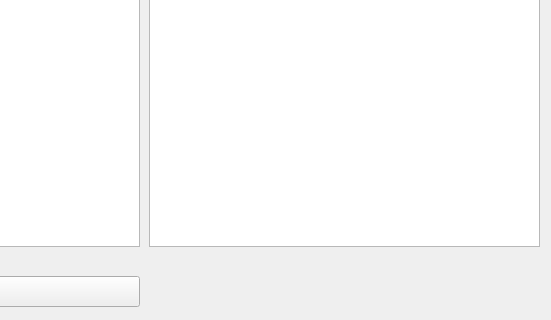
The window that Measurement_TestTask/UMeasure.ui (Unchpokable/MeasurementSim-TestTask) describes before a commit, drawn with Qt 5; both pictures show x 721 to 1272 and y 413 to 733 of the 1272 by 733 pixel window.
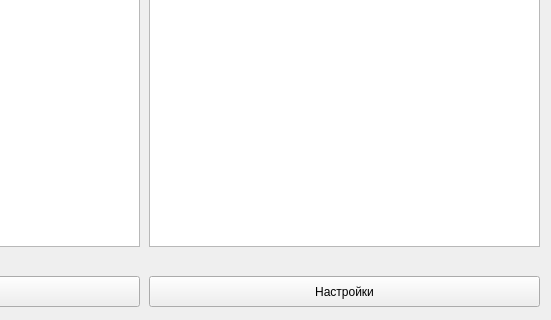
The same window after the commit.

```diff
--- a/Measurement_TestTask/UMeasure.ui
+++ b/Measurement_TestTask/UMeasure.ui
@@ -182,6 +182,19 @@
      </rect>
     </property>
    </widget>
+   <widget class="QPushButton" name="pushButton">
+    <property name="geometry">
+     <rect>
+      <x>870</x>
+      <y>670</y>
+      <width>391</width>
+      <height>31</height>
+     </rect>
+    </property>
+    <property name="text">
+     <string>Настройки</string>
+    </property>
+   </widget>
   </widget>
   <widget class="QMenuBar" name="menuBar">
    <property name="geometry">
```
Left out of the diff: 5 changed lines with no effect on the pictures.
